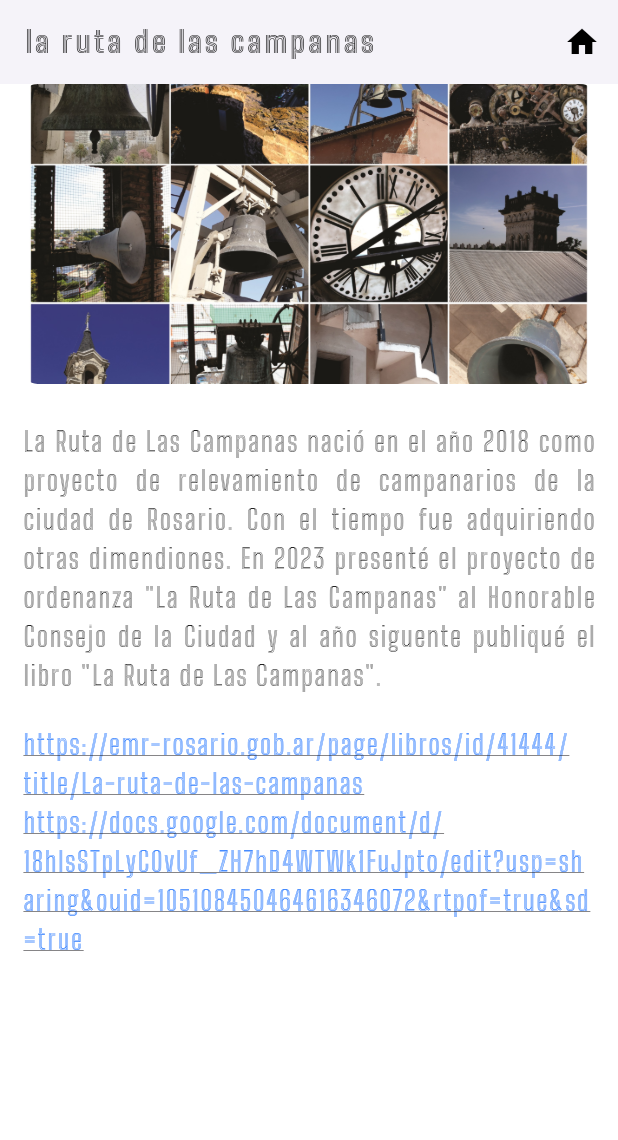
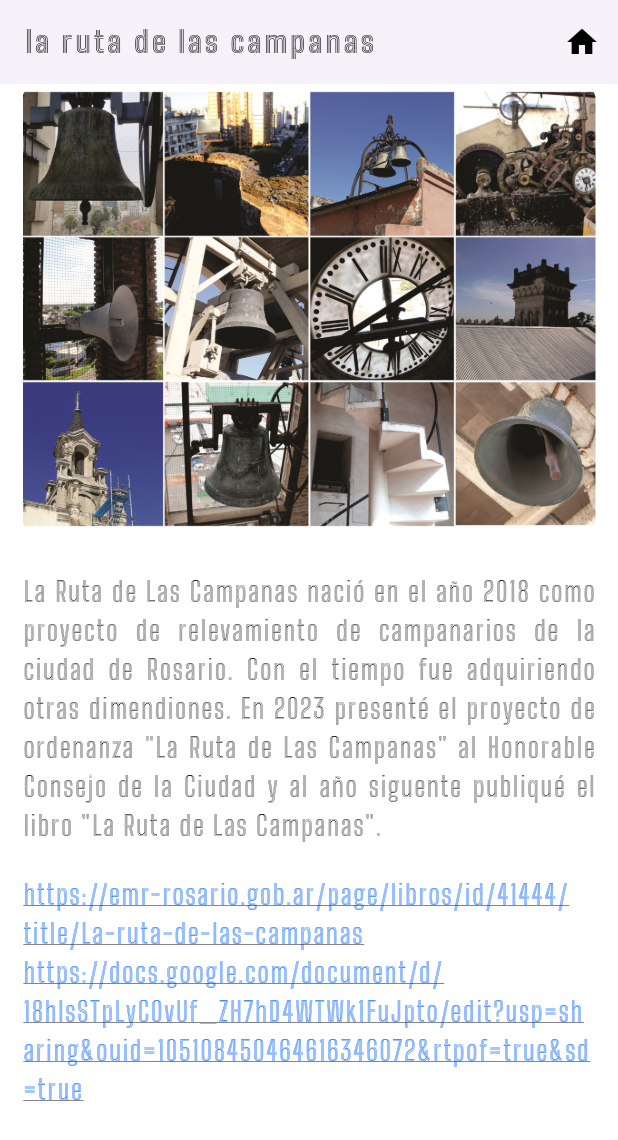
Before and after one commit to JiDomusic/emi_arias, a Flutter app: the screen it shows after launch, after a tap on "la ruta de las campanas", on a phone screen of 412 x 824 dp. Shown: the top 1140 px of the screen. Run offline on Flutter 3.47's test engine with Material 3 defaults, Android fonts, the phone set to English and light mode, and no system bars; our stand-ins replace font_awesome_flutter, just_audio, permission_handler.

Commit message:
EMILIANA 13  DE ENERO 09:16

```diff
--- a/lib/project_detail.dart
+++ b/lib/project_detail.dart
@@ -87,7 +87,7 @@ class _ProjectDetailState extends State<ProjectDetail> {
           builder: (context, constraints) {
             return Center(
               child: ConstrainedBox(
-                constraints: const BoxConstraints(maxWidth: 1100),
+                constraints: const BoxConstraints(maxWidth: 1200),
                 child: isSmallScreen
                     ? Column(
                         crossAxisAlignment: CrossAxisAlignment.center,
@@ -101,7 +101,7 @@ class _ProjectDetailState extends State<ProjectDetail> {
                         crossAxisAlignment: CrossAxisAlignment.start,
                         children: [
                           _buildImage(imagePath, isSmallScreen),
-                          const SizedBox(width: 25),
+                          const SizedBox(width: 30),
                           Expanded(child: _buildDescription()),
                         ],
                       ),
@@ -117,7 +117,7 @@ class _ProjectDetailState extends State<ProjectDetail> {
   Widget _buildImage(String imagePath, bool isSmallScreen) {
     return Container(
       width: isSmallScreen ? double.infinity : 500,
-      height: isSmallScreen ? 200 : 400,
+      height: isSmallScreen ? 300 : 400,
       decoration: BoxDecoration(
         image: DecorationImage(
           image: AssetImage(imagePath),
```
Also changed, not shown: pubspec.lock, 3 other files.
